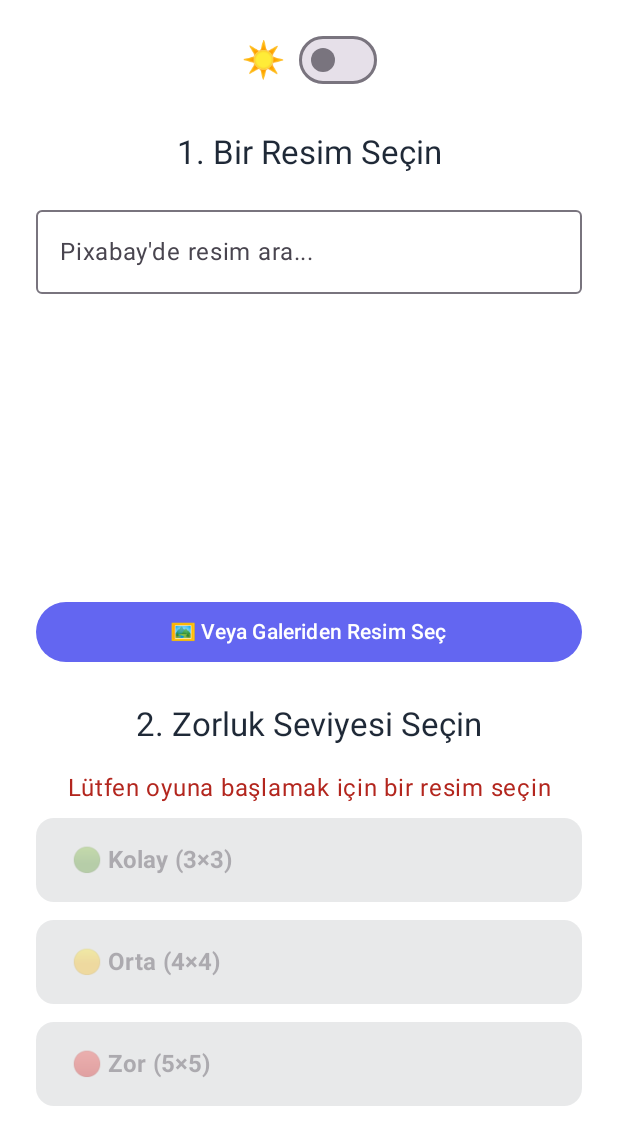
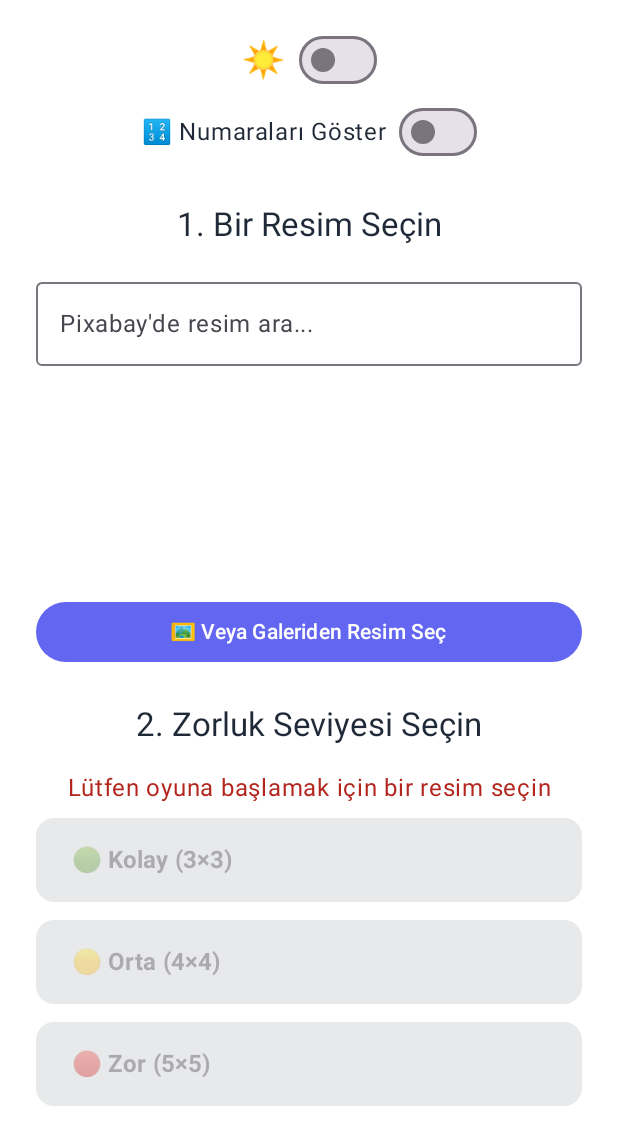
Before and after one commit to fahrettinaltay/PuzzleGame, an Android app built with Jetpack Compose: the screen it shows after launch (StartActivity), on a phone screen of 412 x 824 dp, the part 94-1236 px from its top. Run offline under Robolectric (Android 15) with nearby library versions, the phone set to English and light mode, and no system bars; pictures from the network do not load.

Commit message:
Added 'puzzle numbering' for user

```diff
--- a/app/src/main/java/com/mey/puzzlegame/SettingsDataStore.kt
+++ b/app/src/main/java/com/mey/puzzlegame/SettingsDataStore.kt
@@ -31,6 +31,7 @@ class SettingsDataStore(private val context: Context) {
     companion object {
         private fun highScoreKey(size: Int) = intPreferencesKey("high_score_$size")
         private val THEME_KEY = booleanPreferencesKey("dark_theme")
+        private val SHOW_TILE_NUMBERS = booleanPreferencesKey("show_tile_numbers")
         private val SAVED_GAME_STATE = stringPreferencesKey("saved_game_state")
     }
 
@@ -91,4 +92,15 @@ class SettingsDataStore(private val context: Context) {
             it[THEME_KEY] = !(it[THEME_KEY] ?: false)
         }
     }
+
+    // --- Show Tile Numbers ---
+
+    val showTileNumbers: Flow<Boolean>
+        get() = context.dataStore.data.map { it[SHOW_TILE_NUMBERS] ?: false }
+
+    suspend fun toggleShowTileNumbers() {
+        context.dataStore.edit {
+            it[SHOW_TILE_NUMBERS] = !(it[SHOW_TILE_NUMBERS] ?: false)
+        }
+    }
 }
--- a/app/src/main/java/com/mey/puzzlegame/StartActivity.kt
+++ b/app/src/main/java/com/mey/puzzlegame/StartActivity.kt
@@ -51,6 +51,7 @@ import java.util.Locale
 class StartViewModel(private val dataStore: SettingsDataStore, private val lang: String) : ViewModel() {
 
     val isDarkTheme = dataStore.isDarkTheme
+    val showTileNumbers = dataStore.showTileNumbers
     private val pixabayService = PixabayService()
 
     private val _searchQuery = MutableStateFlow("")
@@ -168,6 +169,12 @@ class StartViewModel(private val dataStore: SettingsDataStore, private val lang:
             dataStore.toggleTheme()
         }
     }
+
+    fun onShowTileNumbersChange() {
+        viewModelScope.launch {
+            dataStore.toggleShowTileNumbers()
+        }
+    }
 }
 
 class StartViewModelFactory(private val dataStore: SettingsDataStore, private val lang: String) : ViewModelProvider.Factory {
@@ -216,6 +223,7 @@ fun StartScreen(
 ) {
     val context = LocalContext.current
     val isDarkTheme by viewModel.isDarkTheme.collectAsState(initial = isSystemInDarkTheme())
+    val showTileNumbers by viewModel.showTileNumbers.collectAsState(initial = false)
     val selectedImageUri by viewModel.selectedImageUri.collectAsState()
 
     val galleryLauncher = rememberLauncherForActivityResult(
@@ -273,6 +281,12 @@ fun StartScreen(
                 Text(if (isDarkTheme) "🌙" else "☀️", fontSize = 24.sp)
                 Spacer(modifier = Modifier.width(8.dp))
                 Switch(checked = isDarkTheme, onCheckedChange = { viewModel.onThemeChange() })
+            }
+
+            Row(verticalAlignment = Alignment.CenterVertically) {
+                Text("🔢 Numaraları Göster", fontSize = 16.sp)
+                Spacer(modifier = Modifier.width(8.dp))
+                Switch(checked = showTileNumbers, onCheckedChange = { viewModel.onShowTileNumbersChange() })
             }
 
             Spacer(modifier = Modifier.height(24.dp))
```
Also changed, not shown: app/src/main/java/com/mey/puzzlegame/PuzzleActivity.kt (+35 -4 lines).
